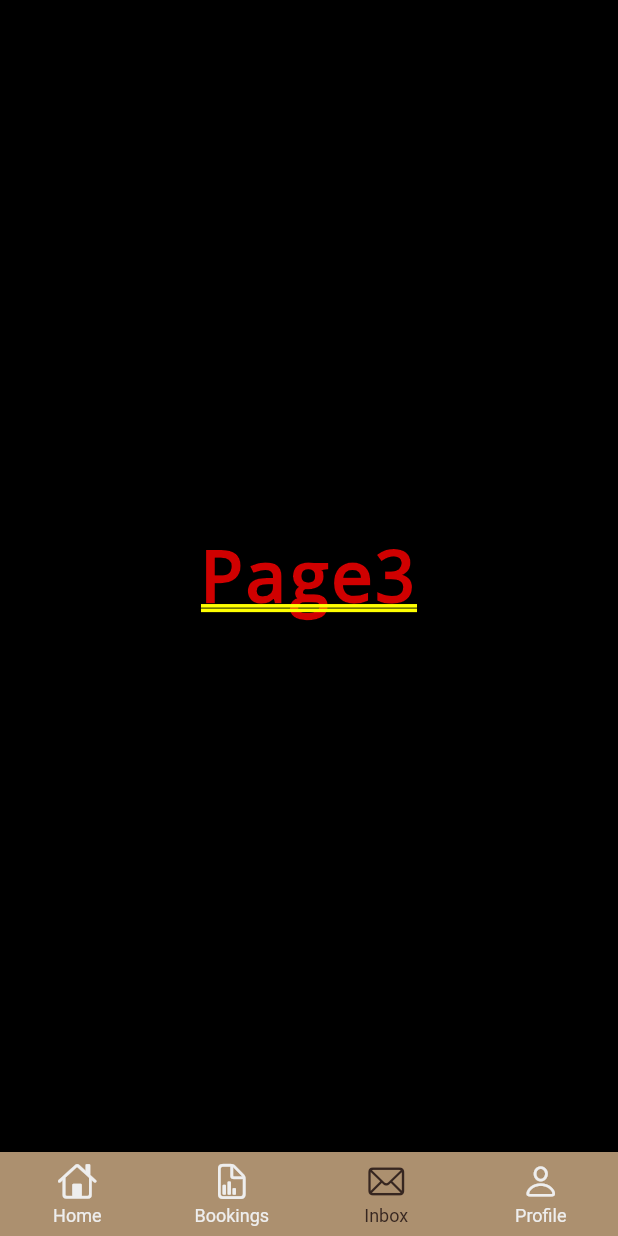
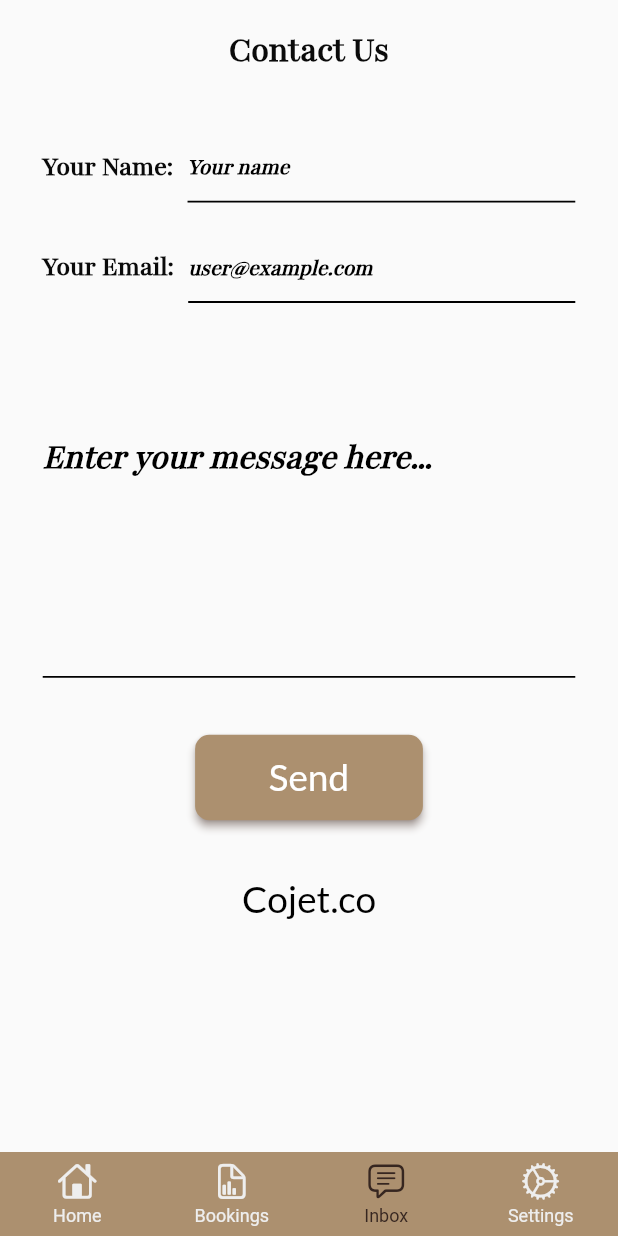
Before and after one commit to Arham21st/cojet.co, a Flutter app: the screen it shows after launch, item 3 of the bottom bar chosen, on a phone screen of 412 x 824 dp. Run offline on Flutter 3.47's test engine with Material 2 defaults, Android fonts, the phone set to English and light mode, and no system bars; drawn by our look-alikes of persistent_bottom_nav_bar; our stand-ins replace calendar_date_picker2, get, line_icons.

Commit message:
contactUs and settings

```diff
--- a/lib/screens/flights/boarding_pass_page.dart
+++ b/lib/screens/flights/boarding_pass_page.dart
@@ -17,6 +17,7 @@ class BoardingPass extends StatelessWidget {
   @override
   Widget build(BuildContext context) {
     return Scaffold(
+      backgroundColor: AppColors.background,
       body: SafeArea(child: Stack(
         children: [
           Positioned(
@@ -28,6 +29,7 @@ class BoardingPass extends StatelessWidget {
               },
               child: Icon(Icons.arrow_back_ios))
             ),
+
             Positioned(
               top: Dimensions.height20,
               left: 0,
--- a/lib/screens/flights/search_result.dart
+++ b/lib/screens/flights/search_result.dart
@@ -14,7 +14,7 @@ class SearchResult extends StatelessWidget {
   @override
   Widget build(BuildContext context) {
     return Scaffold(
-      backgroundColor: const Color.fromRGBO(255, 255, 255, 0.979),
+      backgroundColor: AppColors.background,
         body: Column(
           children: [
             SizedBox(
--- /dev/null
+++ b/lib/screens/home/contact_us.dart
@@ -0,0 +1,134 @@
+import 'package:cojet/utility/widgets/heading_text.dart';
+import 'package:cojet/utility/widgets/main_button.dart';
+import 'package:cojet/utility/widgets/sub_heading_text.dart';
+import 'package:flutter/material.dart';
+import 'package:get/get.dart';
+
+import '../../routes/routes_helper.dart';
+import '../../utility/Dimensions.dart';
+
+class ContactUs extends StatefulWidget {
+  const ContactUs({super.key});
+
+  @override
+  State<ContactUs> createState() => _ContactUsState();
+}
+
+class _ContactUsState extends State<ContactUs> {
+  var _messageName = TextEditingController();
+  var _messageEmail = TextEditingController();
+  var _message = TextEditingController();
+  @override
+  Widget build(BuildContext context) {
+    return Scaffold(
+      body: SafeArea(
+        child: Stack(
+          children: [
+            // Positioned(
+            // top: Dimensions.height20*1.2,
+            // left: Dimensions.height20,
+            // child: InkWell(
+            //   onTap: () {
+            //     Get.toNamed(RoutesHelper.getPayment());
+            //   },
+            //   child: Icon(Icons.arrow_back_ios))
+            // ),
+
+            Positioned(
+              top: Dimensions.height20,
+              left: 0,
+              right: 0,
+              child: Padding(padding: EdgeInsets.only(left: Dimensions.height30,right: Dimensions.height30),
+              child: Column(
+                children: [
+                  HeadingText(text: "Contact Us",fontWeight: FontWeight.bold,),
+                  SizedBox(height: Dimensions.height20*2,),
+                  Row(
+                    children: [
+                      HeadingText(text: "Your Name:",size: Dimensions.font20,fontWeight: FontWeight.bold,),
+                      SizedBox(width: Dimensions.height10,),
+                      Expanded(
+                        child: TextField(
+                          controller: _messageName,
+                          keyboardType: TextInputType.name,
+                          cursorHeight: Dimensions.height20,
+                          cursorColor: Colors.black,
+                          cursorWidth: 1.0,
+                          decoration: InputDecoration(
+                            hintText: "Your name",
+                            hintStyle: TextStyle(fontFamily: "Heading",fontStyle: FontStyle.italic, fontSize: Dimensions.font16,fontWeight: FontWeight.bold,color: Colors.black),
+                            enabledBorder: const UnderlineInputBorder(borderSide: BorderSide(color: Colors.black,width: 1.2)),
+                            focusedBorder: const UnderlineInputBorder(borderSide: BorderSide(color: Colors.black,width: 1.2)),
+
+                          ),
+                        ),
+                      )
+                    ],
+                  ),
+
+
+                  SizedBox(height:Dimensions.height20),
+
+                  Row(
+                    children: [
+                      HeadingText(text: "Your Email:",size: Dimensions.font20,fontWeight: FontWeight.bold,),
+                      SizedBox(width: Dimensions.height10,),
+                      Expanded(
+                        child: TextField(
+                          controller: _messageEmail,
+                          keyboardType: TextInputType.name,
+                          cursorHeight: Dimensions.height20,
+                          cursorColor: Colors.black,
+                          cursorWidth: 1.0,
+                          decoration: InputDecoration(
+                            hintText: "user@example.com",
+                            hintStyle: TextStyle(fontFamily: "Heading",fontStyle: FontStyle.italic, fontSize: Dimensions.font16,fontWeight: FontWeight.bold,color: Colors.black),
+                            enabledBorder: const UnderlineInputBorder(borderSide: BorderSide(color: Colors.black,width: 1.2)),
+                            focusedBorder: const UnderlineInputBorder(borderSide: BorderSide(color: Colors.black,width: 1.2)),
+
+
+                          ),
+                        ),
+                      )
+                    ],
+                  ),
+
+                  SizedBox(height: Dimensions.height20*4,),
+
+                  TextField(
+                    controller: _message,
+                    keyboardType: TextInputType.multiline,
+                    cursorHeight: Dimensions.height30,
+                    cursorColor: Colors.black,
+                    cursorWidth: 2.0,
+                    //expands: true,
+                    maxLines: 5,
+
+                    //maxLength: 100,
+                    style: TextStyle(fontFamily: "Heading",fontSize: Dimensions.font26,fontWeight: FontWeight.bold),
+                    decoration: InputDecoration(
+                      hintText: "Enter your message here...",
+                      hintStyle: TextStyle(fontFamily: "Heading",fontStyle: FontStyle.italic, fontSize: Dimensions.font26,fontWeight: FontWeight.bold,color: Colors.black),
+                      enabledBorder: const UnderlineInputBorder(borderSide: BorderSide(color: Colors.black,width: 1.2,),),
+                      focusedBorder: const UnderlineInputBorder(borderSide: BorderSide(color: Colors.black,width: 1.2)),
+                    ),
+                  ),
+
+                  SizedBox(height: Dimensions.height20*2,),
+                  ElevatedButton(onPressed: () {
+
+                  }, child: SubHeadingText(text: "Send",size: Dimensions.font26,),style: smallButton,),
+                  SizedBox(height: Dimensions.height20*2,),
+                  SubHeadingText(text: "Cojet.co",size: Dimensions.font26,color: Colors.black,)
+
+                ],
+              ),
+              )
+              )
+
+          ],
+        )
+      ),
+    );
+  }
+}
--- a/lib/screens/home/home_page.dart
+++ b/lib/screens/home/home_page.dart
@@ -1,5 +1,7 @@
 import 'package:cojet/screens/flights/flight_details.dart';
+import 'package:cojet/screens/home/contact_us.dart';
 import 'package:cojet/screens/home/home_page_body.dart';
+import 'package:cojet/screens/home/settings.dart';
 import 'package:flutter/cupertino.dart';
 import 'package:flutter/material.dart';
 import 'package:persistent_bottom_nav_bar/persistent_tab_view.dart';
@@ -24,8 +26,8 @@ class _HomePageState extends State<HomePage> {
     // Center(child: BigText(text: "page 4"))
     const HomePageBody(),
     const MyBookings(),
-    const Center(child: Text("Page3"),),
-    const Center(child: Text("Page4"),)
+    const ContactUs(),
+    const Settings()
   ];
 
   void onTapNav(int index){
@@ -48,8 +50,8 @@ List<Widget> _buildScreens() {
           // Center(child: BigText(text: "page 4"))
           const HomePageBody(),
           const MyBookings(),
-          const Center(child: Text("Page3"),),
-          const Center(child: Text("Page4"),)
+          const ContactUs(),
+          const Settings()
         ];
     }
 
@@ -68,14 +70,14 @@ List<Widget> _buildScreens() {
                 inactiveColorPrimary: const Color.fromRGBO(238, 238, 238, 1),
             ),
             PersistentBottomNavBarItem(
-                icon: const Icon(CupertinoIcons.envelope),
+                icon: const Icon(CupertinoIcons.text_bubble),
                 title: ("Inbox"),
                 activeColorPrimary: const Color.fromARGB(255, 54, 38, 32),
                 inactiveColorPrimary: const Color.fromRGBO(238, 238, 238, 1),
             ),
             PersistentBottomNavBarItem(
-                icon: const Icon(CupertinoIcons.person),
-                title: ("Profile"),
+                icon: const Icon(CupertinoIcons.settings),
+                title: ("Settings"),
                 activeColorPrimary: const Color.fromARGB(255, 54, 38, 32),
                 inactiveColorPrimary: const Color.fromRGBO(238, 238, 238, 1),
             ),
--- a/lib/screens/home/home_page_body.dart
+++ b/lib/screens/home/home_page_body.dart
@@ -16,7 +16,7 @@ class _HomePageBodyState extends State<HomePageBody> {
   @override
   Widget build(BuildContext context) {
     return Scaffold(
-      backgroundColor: Color.fromRGBO(255, 255, 255, 0.692),
+      backgroundColor: AppColors.background,
       body: Stack(
         children: [
 
--- a/lib/screens/splash/splash_screen.dart
+++ b/lib/screens/splash/splash_screen.dart
@@ -49,7 +49,7 @@ class _SplashScreenState extends State<SplashScreen> with TickerProviderStateMix
         children: [
           ScaleTransition(scale: animation,
           child: Center(child: Image.asset("assets/images/logoFly1.png",
-          width: Dimensions.width25*8,color: Colors.white,))),
+          width: Dimensions.width25*8,color: AppColors.mainColor))),
           // Center(child: Image.asset("assets/logo part 2.png",width: Dimensions.width25*8,))
         ],
       ),
--- a/lib/utility/app_colors.dart
+++ b/lib/utility/app_colors.dart
@@ -5,7 +5,7 @@ import 'package:flutter/material.dart';
 class AppColors{
   // static final Color textColor = const Color(0xFFccc7c5);
   static final Color mainColor = const Color(0xFFAC906F);
-  static final Color background = const Color(0xF8FFFFFF);
+  static final Color background = Colors.grey.shade200;
   static final Color dark = const Color(0xEC0D0D0E);
   static final Color activeIcon = const Color(0xFF362620);
    static final Color grayColor = const Color(0xFF777676);
--- a/pubspec.yaml
+++ b/pubspec.yaml
@@ -41,6 +41,7 @@ dependencies:
   cupertino_icons: ^1.0.2
   flutter_localizations:
     sdk: flutter
+  http: ^1.1.0
 
 
 dev_dependencies:
```
Also changed, not shown: lib/screens/home/settings.dart (added, +53 -0 lines), lib/screens/user info/my_bookings.dart (+22 -33 lines), pubspec.lock.
